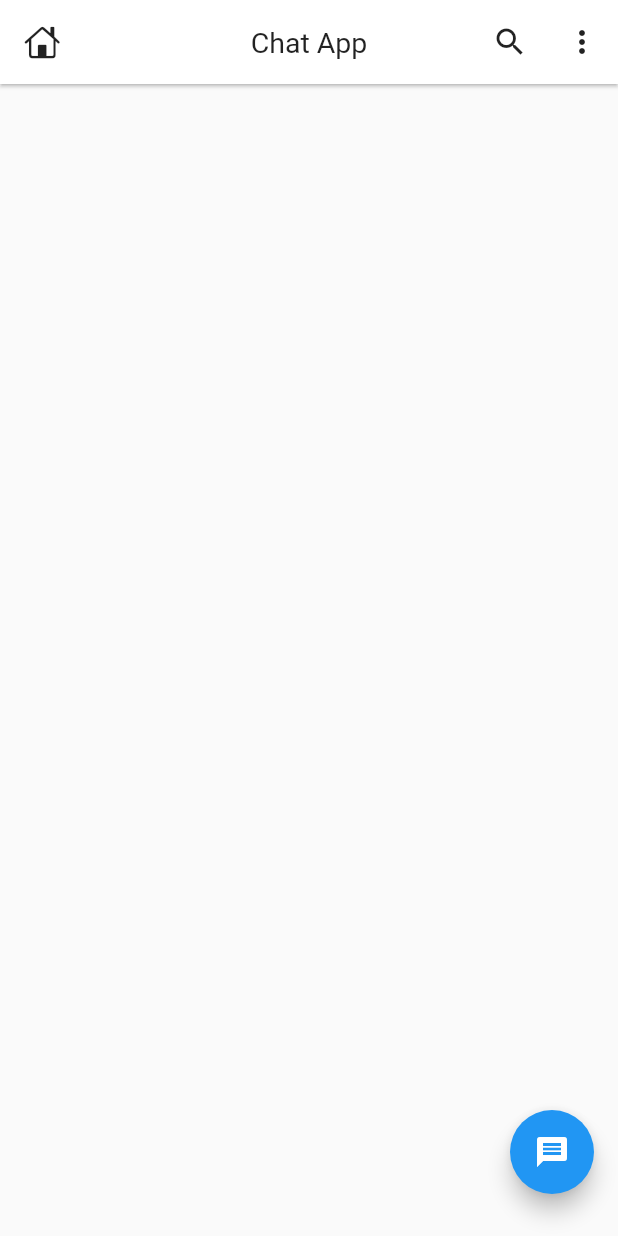
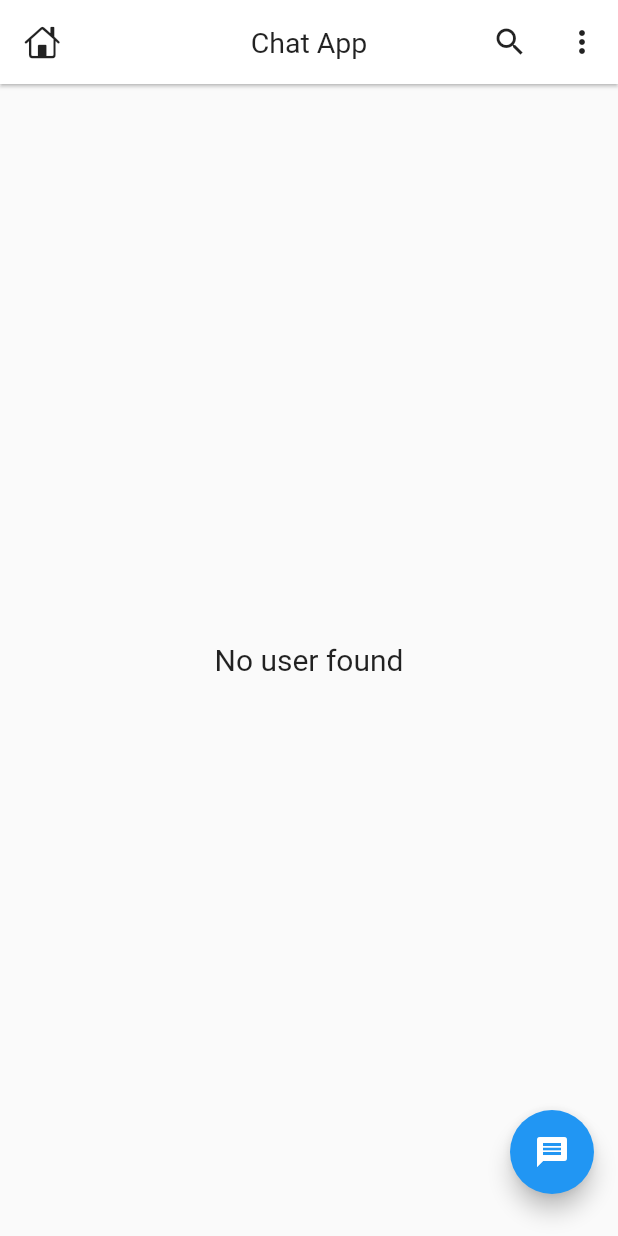
Before and after one commit to basedharsh/chatappflutter, a Flutter app: the HomeScreen screen opened directly, on a phone screen of 412 x 824 dp. Run offline on Flutter 3.47's test engine with Material 2 defaults, Android fonts, the phone set to English and light mode, and no system bars; our stand-ins replace cloud_firestore, firebase_auth, firebase_core, google_sign_in; accounts and stored records are empty.

Commit message:
signup login with firebase done| updated chat section || ALso updated user profile section || Hopefully will work on it in morning insallah

```diff
--- a/lib/api/apis.dart
+++ b/lib/api/apis.dart
@@ -1,5 +1,41 @@
+import 'package:cloud_firestore/cloud_firestore.dart';
 import 'package:firebase_auth/firebase_auth.dart';
 
+import '../models/chat_user.dart';
+
 class APIs {
+  // for authentication
   static FirebaseAuth auth = FirebaseAuth.instance;
+
+// for accessing firestore cloud database
+// we are creating this so that we can access firestore from anywhere in our app using APIs.firestore
+  static FirebaseFirestore firestore = FirebaseFirestore.instance;
+
+// for accessing current user
+  static User get user => auth.currentUser!;
+
+  //for checking if user exists or not
+  static Future<bool> UserExists() async {
+    return (await firestore.collection('users').doc(user.uid).get()).exists;
+  }
+
+  //for creating user in firestore
+  static Future<void> createUser() async {
+    final time = DateTime.now().millisecondsSinceEpoch.toString();
+
+    final chatuser = ChatUser(
+        id: user.uid,
+        name: user.displayName.toString(),
+        email: user.email.toString(),
+        about: 'Sometimes i feel like God',
+        image: user.photoURL.toString(),
+        createdAt: time,
+        lastActive: time,
+        isOnline: false,
+        pushToken: '');
+    return await firestore
+        .collection('users')
+        .doc(user.uid)
+        .set(chatuser.toJson());
+  }
 }
--- /dev/null
+++ b/lib/models/chat_user.dart
@@ -0,0 +1,52 @@
+// class ChatUser{
+//   final String id;
+// }
+
+class ChatUser {
+  ChatUser({
+    required this.image,
+    required this.about,
+    required this.name,
+    required this.createdAt,
+    required this.lastActive,
+    required this.id,
+    required this.isOnline,
+    required this.pushToken,
+    required this.email,
+  });
+  late final String image;
+  late final String about;
+  late final String name;
+  late final String createdAt;
+  late final String lastActive;
+  late final String id;
+  late final bool isOnline;
+  late final String pushToken;
+  late final String email;
+
+  ChatUser.fromJson(Map<String, dynamic> json) {
+    image = json['image'] ?? '';
+    about = json['about'] ?? '';
+    name = json['name'] ?? '';
+    createdAt = json['created_at'] ?? '';
+    lastActive = json['last_active'] ?? '';
+    id = json['id'] ?? '';
+    isOnline = json['is_online'] ?? '';
+    pushToken = json['push_token'] ?? '';
+    email = json['email'] ?? '';
+  }
+
+  Map<String, dynamic> toJson() {
+    final data = <String, dynamic>{};
+    data['image'] = image;
+    data['about'] = about;
+    data['name'] = name;
+    data['created_at'] = createdAt;
+    data['last_active'] = lastActive;
+    data['id'] = id;
+    data['is_online'] = isOnline;
+    data['push_token'] = pushToken;
+    data['email'] = email;
+    return data;
+  }
+}
--- a/lib/screens/home_sreen.dart
+++ b/lib/screens/home_sreen.dart
@@ -1,8 +1,16 @@
+import 'dart:convert';
+import 'dart:developer';
+
 import 'package:chatapp/api/apis.dart';
+import 'package:chatapp/models/chat_user.dart';
+import 'package:chatapp/screens/profile_screen.dart';
+import 'package:chatapp/widgets/chat_user_card.dart';
 import 'package:firebase_auth/firebase_auth.dart';
 import 'package:flutter/cupertino.dart';
 import 'package:flutter/material.dart';
 import 'package:google_sign_in/google_sign_in.dart';
+
+import '../main.dart';
 
 class HomeScreen extends StatefulWidget {
   const HomeScreen({super.key});
@@ -12,6 +20,7 @@ class HomeScreen extends StatefulWidget {
 }
 
 class _HomeScreenState extends State<HomeScreen> {
+  List<ChatUser> list = [];
   @override
   Widget build(BuildContext context) {
     return Scaffold(
@@ -32,9 +41,18 @@ class _HomeScreenState extends State<HomeScreen> {
             onPressed: () {},
             icon: Icon(Icons.search), //Search icon
           ),
+
+          //More icon
           IconButton(
-            onPressed: () {},
-            icon: Icon(Icons.more_vert), //More icon
+            onPressed: () {
+              Navigator.push(
+                  context,
+                  MaterialPageRoute(
+                      builder: (context) => ProfileScreen(
+                            user: list[0],
+                          )));
+            },
+            icon: Icon(Icons.more_vert),
           ),
         ],
         backgroundColor: Colors.white,
@@ -51,6 +69,43 @@ class _HomeScreenState extends State<HomeScreen> {
           child: Icon(Icons.message), //Message icon (chat bubble)
         ),
       ),
+
+      body: StreamBuilder(
+          stream: APIs.firestore
+              .collection('users')
+              .snapshots(), //users collection from firestore database in firebase
+          builder: (context, snapshot) {
+            switch (snapshot.connectionState) {
+              //if data is not loaded yet then waiting or none
+              case ConnectionState.waiting:
+              case ConnectionState.none:
+                return const Center(child: CircularProgressIndicator());
+
+              //if data is loaded then active or done then show data
+              case ConnectionState.active:
+              case ConnectionState.done:
+                final data = snapshot.data?.docs;
+                // error in docs due to null safety in flutter to solve this error we have to add ? after docs
+                list = data?.map((e) => ChatUser.fromJson(e.data())).toList() ??
+                    [];
+                if (list.isNotEmpty) {
+                  return ListView.builder(
+                      itemCount: list.length,
+                      padding: EdgeInsets.only(top: mq.height * .01),
+                      physics: BouncingScrollPhysics(),
+                      itemBuilder: ((context, index) {
+                        return ChatUserCard(
+                          user: list[index],
+                        );
+                        // return Text('Name: ${list[index]}');
+                      }));
+                } else {
+                  return const Center(
+                      child: Text('No user found',
+                          style: TextStyle(fontSize: 20)));
+                }
+            }
+          }),
     );
   }
 }
--- a/pubspec.yaml
+++ b/pubspec.yaml
@@ -41,6 +41,11 @@ dependencies:
   firebase_auth: ^4.2.9
   #for google sign in huhuehue
   google_sign_in: ^6.0.2
+
+  # To access cloud firestore database
+  cloud_firestore: ^4.4.3
+  # for showing network images
+  cached_network_image: ^3.2.3
   # flutter_launcher_icons: ^0.12.0
 
 dev_dependencies:
```
Also changed, not shown: lib/screens/auth/login_screen.dart (+17 -3 lines), lib/screens/profile_screen.dart (added, +136 -0 lines), lib/widgets/chat_user_card.dart (+51 -2 lines), pubspec.lock, 1 other file.
